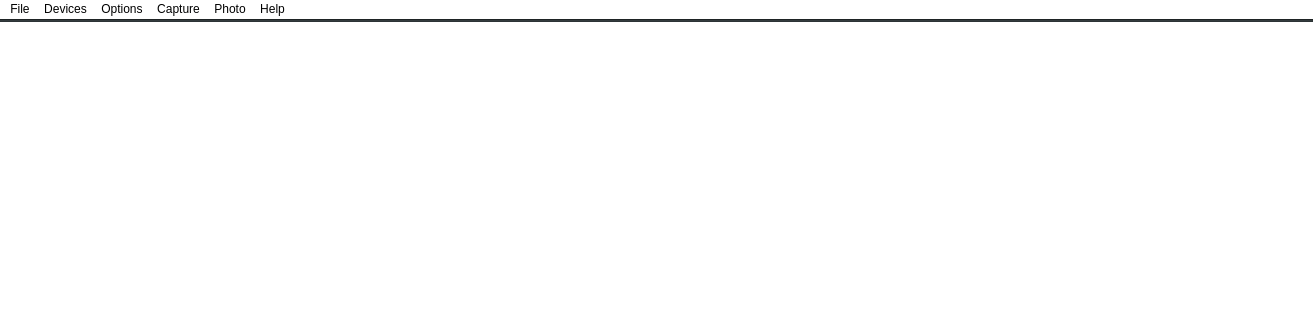
This is mainwindow.ui in Cynicarlos/Camera as Qt 5 draws it before an edit; both pictures show x 0 to 1313 and y 0 to 320 of the 1313 by 650 pixel window. The edited form follows.
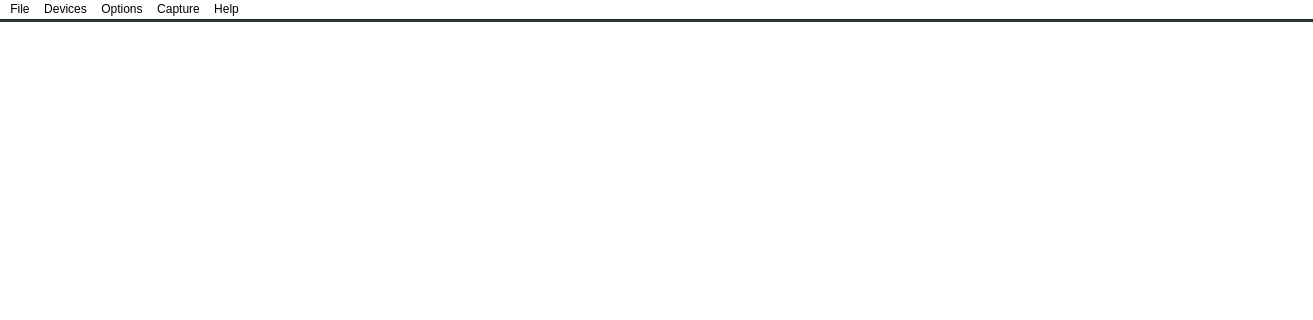
This is the edited form.

Diff of the .ui file:
```diff
--- a/mainwindow.ui
+++ b/mainwindow.ui
@@ -200,17 +200,6 @@
     <addaction name="action_Capture_Capture_Buffer_Data"/>
     <addaction name="separator"/>
    </widget>
-   <widget class="QMenu" name="menuPhoto">
-    <property name="styleSheet">
-     <string notr="true">background-color: white;
-color: rgb(0, 0, 0);</string>
-    </property>
-    <property name="title">
-     <string>Photo</string>
-    </property>
-    <addaction name="action_Photo_Start_Photo_F3"/>
-    <addaction name="action_Photo_Set_Photo_Format"/>
-   </widget>
    <widget class="QMenu" name="menuHelp">
     <property name="styleSheet">
      <string notr="true">background-color: white;
@@ -225,7 +214,6 @@
    <addaction name="menuDevices"/>
    <addaction name="menuOption"/>
    <addaction name="menuCapture"/>
-   <addaction name="menuPhoto"/>
    <addaction name="menuHelp"/>
   </widget>
   <action name="action_Option_Preview">
```
Left out of the diff: 24 changed lines with no effect on the pictures.
